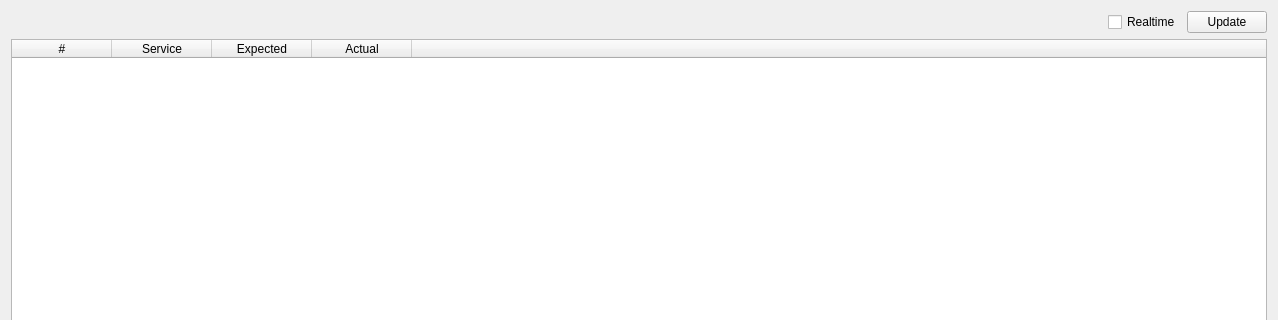
Qt form integration/v2/src/libs/libdebug/widgets/debug/ui/ServicesDebugWidget.ui (mrdeveloperdude/OctoMY) before a commit; both pictures show x 0 to 1278 and y 0 to 320 of the 1278 by 690 pixel window.
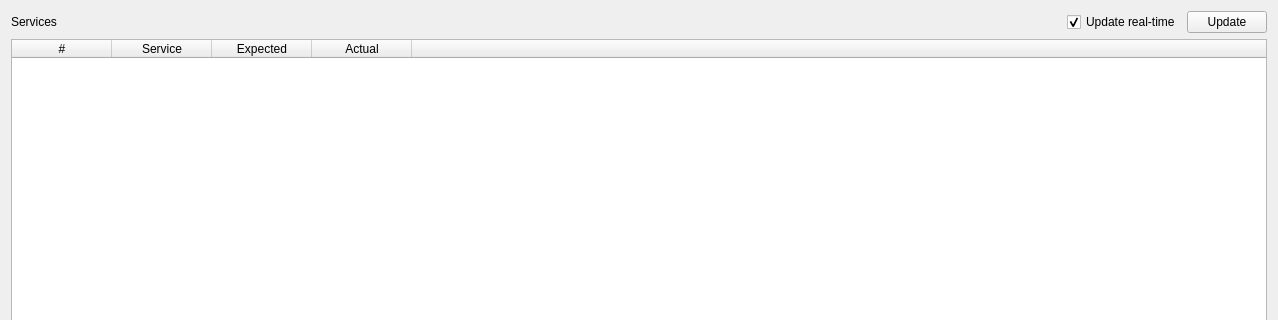
The same form after that commit.

```diff
--- a/integration/v2/src/libs/libdebug/widgets/debug/ui/ServicesDebugWidget.ui
+++ b/integration/v2/src/libs/libdebug/widgets/debug/ui/ServicesDebugWidget.ui
@@ -16,6 +16,13 @@
   <layout class="QGridLayout" name="gridLayout">
    <item row="0" column="0">
     <layout class="QHBoxLayout" name="horizontalLayout">
+     <item>
+      <widget class="QLabel" name="label">
+       <property name="text">
+        <string>Services</string>
+       </property>
+      </widget>
+     </item>
      <item>
       <spacer name="horizontalSpacer">
        <property name="orientation">
@@ -32,7 +39,10 @@
      <item>
       <widget class="QCheckBox" name="checkBoxUpdateRealtime">
        <property name="text">
-        <string>Realtime</string>
+        <string>Update real-time</string>
+       </property>
+       <property name="checked">
+        <bool>true</bool>
        </property>
       </widget>
      </item>
```
